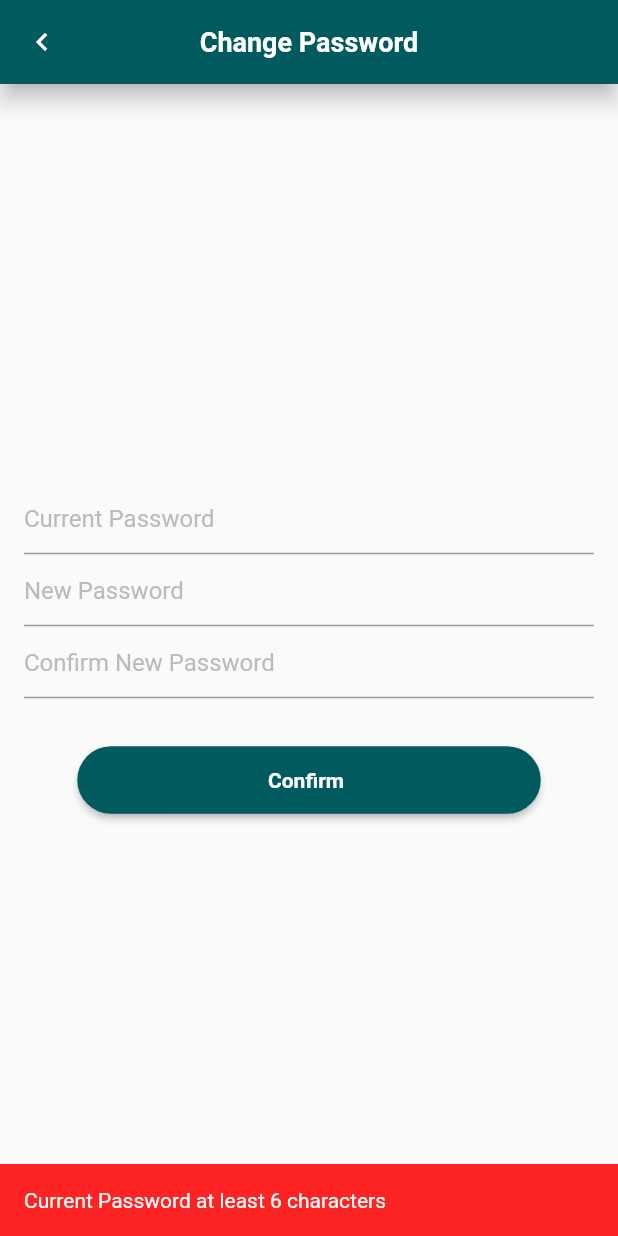
After one commit to hieunguyenthitrung/FieldService, a Flutter app: the ChangePasswordScreen screen opened by its route, after a tap on "Confirm", on a phone screen of 412 x 824 dp. The commit adds this screen. Run offline on Flutter 3.47's test engine with Material 2 defaults, Android fonts, the light colour scheme and no system bars; our stand-ins replace animated_text_kit, badges, bloc, cached_network_image, firebase_core, firebase_messaging and 10 more; missing offline and left inert: connectivity_for_web, dio_base_api, firebase_core_web, firebase_messaging_web, flutter_keyboard_visibility_web, geolocator_web; accounts and stored records are empty.

Commit message:
change password screen

```diff
--- a/lib/bases/base_state.dart
+++ b/lib/bases/base_state.dart
@@ -252,7 +252,7 @@ abstract class BaseState<T extends StatefulWidget> extends State<T> {
         backgroundColor: type.snackBarColor,
         content: Text(
           message,
-          style: AppTheme.bodyTextStyle,
+          style: AppTheme.bodyTextStyle.copyWith(color: Colors.white),
         ),
       ),
     );
--- /dev/null
+++ b/lib/data/requests/change_password_request.dart
@@ -0,0 +1,29 @@
+class ChangePasswordRequest {
+  String currentPassword;
+  String newPassword;
+  String confirmNewPassword;
+  ChangePasswordRequest({
+    required this.currentPassword,
+    required this.newPassword,
+    required this.confirmNewPassword,
+  });
+
+  String get validate {
+    if (currentPassword.length < 6) {
+      return 'Current Password at least 6 characters';
+    }
+    if (newPassword.length < 6) {
+      return 'New Password at least 6 characters';
+    }
+
+    if (confirmNewPassword.length < 6) {
+      return 'Confirm New Password at least 6 characters';
+    }
+
+    if (newPassword != confirmNewPassword) {
+      return 'Confirm New Password and New Password does not match';
+    }
+
+    return '';
+  }
+}
--- /dev/null
+++ b/lib/screens/change_password/change_password_cubit.dart
@@ -0,0 +1,14 @@
+import 'package:flutter_bloc/flutter_bloc.dart';
+import 'package:flutter/foundation.dart';
+
+part 'change_password_state.dart';
+
+class ChangePasswordCubit extends Cubit<ChangePasswordState> {
+  ChangePasswordCubit() : super(ChangePasswordInitial());
+
+  void onChangePassword() async {
+    emit(ChangePasswordLoading());
+    await Future.delayed(Duration(seconds: 1));
+    emit(ChangePasswordSuccess());
+  }
+}
--- /dev/null
+++ b/lib/screens/change_password/change_password_screen.dart
@@ -0,0 +1,152 @@
+import 'package:field_services/bases/base_state.dart';
+import 'package:field_services/constants/app_constants.dart';
+import 'package:field_services/data/requests/change_password_request.dart';
+import 'package:field_services/resources/app_colors.dart';
+import 'package:field_services/resources/app_theme.dart';
+import 'package:field_services/screens/change_password/change_password_cubit.dart';
+import 'package:field_services/utils/routes.dart';
+import 'package:field_services/widgets/app_bar/app_bar_middle_text.dart';
+import 'package:field_services/widgets/di_primary_button.dart';
+import 'package:flutter/material.dart';
+import 'package:flutter_bloc/flutter_bloc.dart';
+import 'package:flutter_keyboard_visibility/flutter_keyboard_visibility.dart';
+
+class ChangePasswordScreen extends StatefulWidget {
+  const ChangePasswordScreen({Key? key}) : super(key: key);
+
+  @override
+  State<ChangePasswordScreen> createState() => _ChangePasswordScreenState();
+}
+
+class _ChangePasswordScreenState extends BaseState<ChangePasswordScreen> {
+  late ChangePasswordCubit _changePasswordCubit;
+  final _currentPasswordController = TextEditingController();
+  final _newPasswordController = TextEditingController();
+  final _confirmNewPasswordController = TextEditingController();
+
+  @override
+  void initState() {
+    _changePasswordCubit = BlocProvider.of<ChangePasswordCubit>(context);
+    super.initState();
+  }
+
+  @override
+  void dispose() {
+    _changePasswordCubit.close();
+    _currentPasswordController.dispose();
+    _newPasswordController.dispose();
+    _confirmNewPasswordController.dispose();
+    super.dispose();
+  }
+
+  @override
+  Widget build(BuildContext context) {
+    return Scaffold(
+      appBar: _buildAppBar(),
+      body: _buildCubit(),
+    );
+  }
+
+  Widget _buildCubit() {
+    return KeyboardVisibilityBuilder(
+      builder: (ctx, isKeyboardVisible) {
+        return BlocConsumer<ChangePasswordCubit, ChangePasswordState>(
+          listener: (ctx, state) {
+            if (state is ChangePasswordLoading) {
+              showLoadingDialog();
+              return;
+            }
+            hideLoadingDialog();
+            if (state is ChangePasswordSuccess) {
+              Navigator.pop(context);
+            }
+          },
+          builder: (ctx, state) {
+            return _buildBody(isKeyboardVisible);
+          },
+        );
+      },
+    );
+  }
+
+  Widget _buildBody(bool isKeyboardVisible) {
+    return Column(
+      children: [
+        Expanded(
+          child: Padding(
+            padding: const EdgeInsets.all(AppConstants.defaultPadding),
+            child: Column(
+              mainAxisAlignment: MainAxisAlignment.center,
+              children: [
+                _buildTextField(
+                  controller: _currentPasswordController,
+                  hintText: 'Current Password',
+                  obscureText: true,
+                ),
+                _buildTextField(
+                  controller: _newPasswordController,
+                  hintText: 'New Password',
+                  obscureText: true,
+                ),
+                _buildTextField(
+                  controller: _confirmNewPasswordController,
+                  hintText: 'Confirm New Password',
+                  obscureText: true,
+                ),
+                const SizedBox(
+                  height: AppConstants.defaultPadding * 2,
+                ),
+                DiPrimaryButton(
+                  width: MediaQuery.of(context).size.width * 0.75,
+                  label: 'Confirm',
+                  onPressed: _onChangePasswordPressed,
+                ),
+                const SizedBox(
+                  height: AppConstants.defaultPadding,
+                ),
+              ],
+            ),
+          ),
+        ),
+      ],
+    );
+  }
+
+  Widget _buildTextField({
+    required TextEditingController controller,
+    String? hintText,
+    TextInputType? inputType,
+    bool? obscureText,
+  }) {
+    return TextField(
+      controller: controller,
+      keyboardType: inputType,
+      obscureText: obscureText ?? false,
+      decoration: InputDecoration(
+        hintText: hintText,
+      ),
+    );
+  }
+
+  _onChangePasswordPressed() {
+    final req = ChangePasswordRequest(
+      currentPassword: _currentPasswordController.text,
+      newPassword: _newPasswordController.text,
+      confirmNewPassword: _confirmNewPasswordController.text,
+    );
+
+    final msg = req.validate;
+    if (msg.isNotEmpty) {
+      showSnackBar(msg, type: SnackBarType.failure);
+      return;
+    }
+    _changePasswordCubit.onChangePassword();
+  }
+
+  _buildAppBar() {
+    return AppBarMiddleText(
+      title: 'Change Password',
+      isShowShadow: true,
+    );
+  }
+}
--- /dev/null
+++ b/lib/screens/change_password/change_password_state.dart
@@ -0,0 +1,10 @@
+part of 'change_password_cubit.dart';
+
+@immutable
+abstract class ChangePasswordState {}
+
+class ChangePasswordInitial extends ChangePasswordState {}
+
+class ChangePasswordLoading extends ChangePasswordState {}
+
+class ChangePasswordSuccess extends ChangePasswordState {}
--- a/lib/utils/routes.dart
+++ b/lib/utils/routes.dart
@@ -1,5 +1,7 @@
 import 'package:field_services/screens/booking_detail/booking_detail_cubit.dart';
 import 'package:field_services/screens/booking_detail/booking_detail_screen.dart';
+import 'package:field_services/screens/change_password/change_password_cubit.dart';
+import 'package:field_services/screens/change_password/change_password_screen.dart';
 import 'package:field_services/screens/home/home_cubit.dart';
 import 'package:field_services/screens/home/home_screen.dart';
 import 'package:field_services/screens/home/notification/notification_cubit.dart';
@@ -22,6 +24,7 @@ class Routes {
   static const String homeScreen = '/home_screen';
   static const String bookingDetailScreen = '/booking_detail_screen';
   static const String notificationScreen = '/notification_screen';
+  static const String changePasswordScreen = '/change_password_screen';
   static Route generateRoutes(RouteSettings settings) {
     switch (settings.name) {
       case splashScreen:
@@ -74,6 +77,14 @@ class Routes {
             child: const NotificationScreen(),
           ),
         );
+        case changePasswordScreen:
+        return CupertinoPageRoute(
+          settings: settings,
+          builder: (_) => BlocProvider(
+            create: (ctx) => ChangePasswordCubit(),
+            child: const ChangePasswordScreen(),
+          ),
+        );
       default:
         return CupertinoPageRoute(
           settings: settings,
```
Also changed, not shown: lib/screens/home/home_screen.dart (+5 -5 lines), lib/screens/home/profile/profile_screen.dart (+83 -4 lines).
